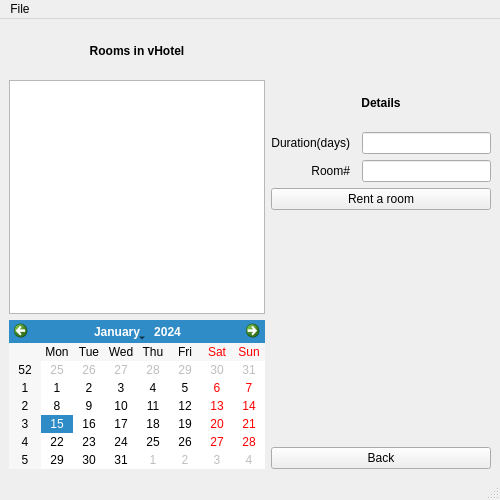
Xassie/bananas, file ОП/Final boss/vis_interface/RoomRent.ui: the form before one commit.
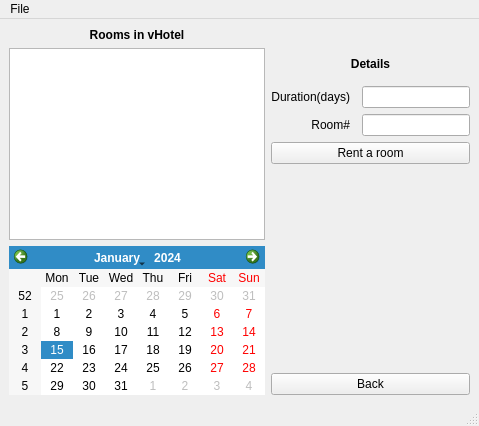
The form after the commit.

```diff
--- a/ОП/Final boss/vis_interface/RoomRent.ui
+++ b/ОП/Final boss/vis_interface/RoomRent.ui
@@ -7,7 +7,7 @@
     <x>0</x>
     <y>0</y>
     <width>500</width>
-    <height>500</height>
+    <height>0</height>
    </rect>
   </property>
   <property name="windowTitle">
```
Left out of the diff: 2 changed lines with no effect on the pictures.
